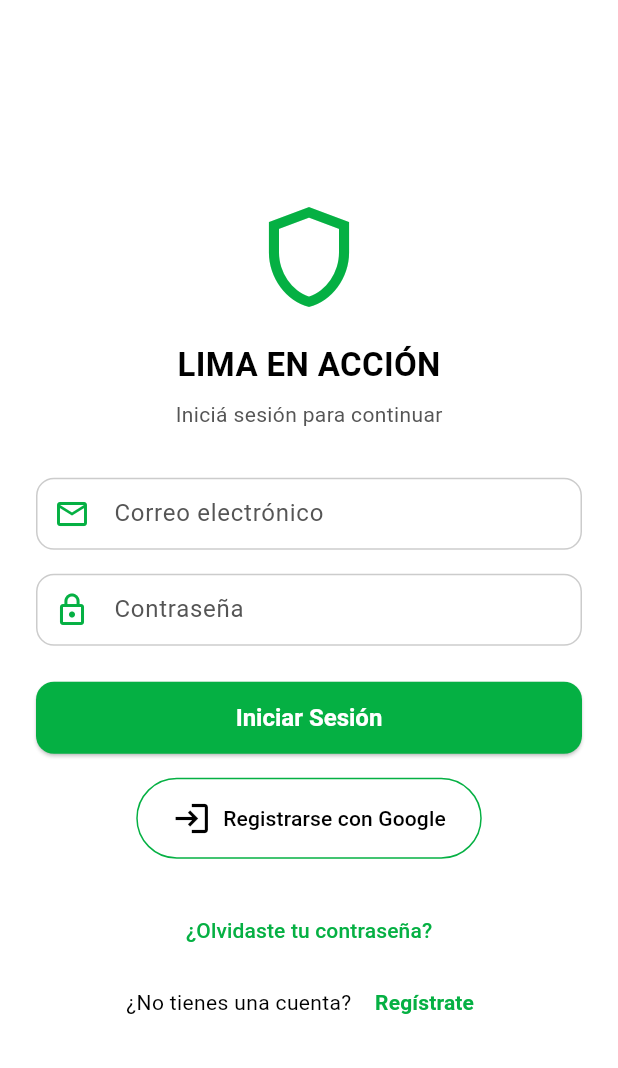
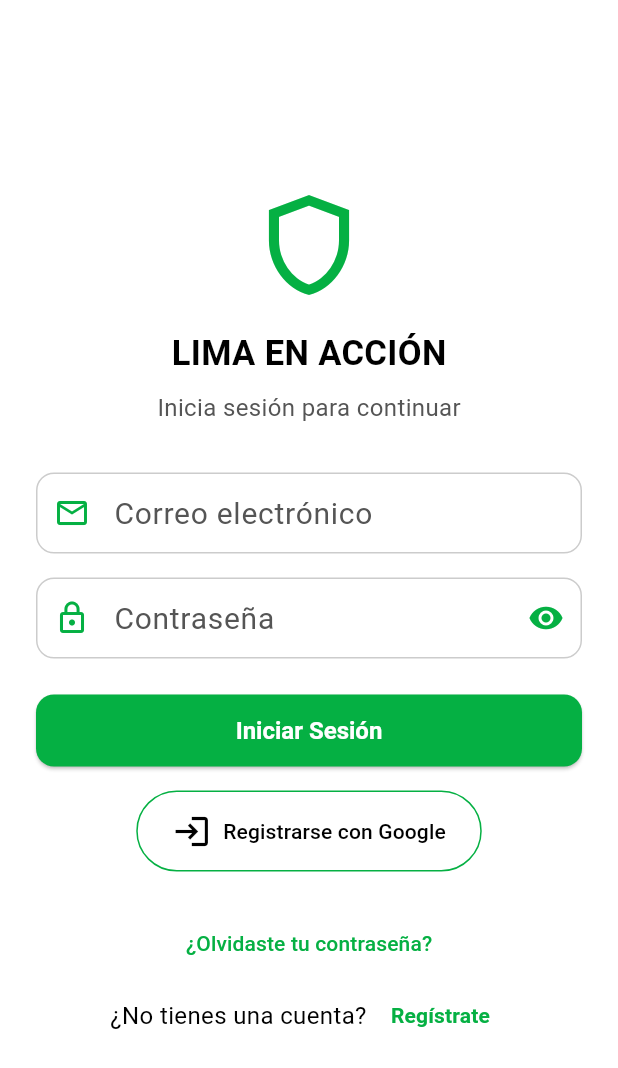
Before and after one commit to Reebotbrei/alertaLima, a Flutter app: the screen it shows after launch, after a tap on "Login", on a phone screen of 412 x 824 dp. Shown: the top 1068 px of the screen. Run offline on Flutter 3.47's test engine with Material 3 defaults, Android fonts, the phone set to English and light mode, and no system bars.

Commit message:
Con fe pasamos

```diff
--- a/lib/app/theme/app_theme.dart
+++ b/lib/app/theme/app_theme.dart
@@ -13,16 +13,16 @@ class AppTheme {
         foregroundColor: AppColors.buttonText,
         elevation: 0,
         titleTextStyle: const TextStyle(
-          fontSize: 20,
+          fontSize: 22,
           fontWeight: FontWeight.bold,
           color: AppColors.buttonText,
         ),
         iconTheme: const IconThemeData(color: AppColors.buttonText),
       ),
       textTheme: const TextTheme(
-        bodyLarge: TextStyle(color: AppColors.text, fontSize: 16),
-        bodyMedium: TextStyle(color: AppColors.muted, fontSize: 14),
-        titleLarge: TextStyle(color: AppColors.text, fontSize: 20, fontWeight: FontWeight.bold),
+        bodyLarge: TextStyle(color: AppColors.text, fontSize: 20),
+        bodyMedium: TextStyle(color: AppColors.muted, fontSize: 16),
+        titleLarge: TextStyle(color: AppColors.text, fontSize: 14, fontWeight: FontWeight.bold),
       ),
       elevatedButtonTheme: ElevatedButtonThemeData(
         style: ElevatedButton.styleFrom(
--- a/lib/app/widgets/app_text_field.dart
+++ b/lib/app/widgets/app_text_field.dart
@@ -5,16 +5,20 @@ class AppTextField extends StatelessWidget {
   final TextEditingController controller;
   final String hintText;
   final IconData? icon;
+  final IconData? iconEye;
   final bool obscureText;
   final TextInputType keyboardType;
+  final VoidCallback? onEyeTab;
 
   const AppTextField({
     super.key,
     required this.controller,
     required this.hintText,
     this.icon,
+    this.iconEye,
     this.obscureText = false,
     this.keyboardType = TextInputType.text,
+    this.onEyeTab,
   });
 
   @override
@@ -26,6 +30,10 @@ class AppTextField extends StatelessWidget {
       decoration: InputDecoration(
         hintText: hintText,
         prefixIcon: icon != null ? Icon(icon, color: AppColors.primary) : null,
+        suffixIcon: iconEye != null
+            ? IconButton(icon: Icon(iconEye, color: AppColors.primary),
+            onPressed: onEyeTab,)
+            : null,
       ),
     );
   }
--- a/lib/features/auth/view/login_screen.dart
+++ b/lib/features/auth/view/login_screen.dart
@@ -15,6 +15,7 @@ class LoginScreen extends StatefulWidget {
 
 class _LoginScreenState extends State<LoginScreen> {
   late AuthViewModel _viewModel;
+  bool _obscurePassword = true;
 
   @override
   void initState() {
@@ -52,14 +53,14 @@ class _LoginScreenState extends State<LoginScreen> {
                         const Text(
                           "LIMA EN ACCIÓN",
                           style: TextStyle(
-                            fontSize: 22,
+                            fontSize: 23,
                             fontWeight: FontWeight.bold,
                             color: AppColors.text,
                           ),
                         ),
                         const SizedBox(height: 8),
                         const Text(
-                          "Iniciá sesión para continuar",
+                          "Inicia sesión para continuar",
                           style: TextStyle(color: AppColors.muted),
                         ),
                         const SizedBox(height: 32),
@@ -77,14 +78,25 @@ class _LoginScreenState extends State<LoginScreen> {
                           controller: vm.passwordController,
                           hintText: "Contraseña",
                           icon: Icons.lock_outline,
-                          obscureText: true,
+                          obscureText: _obscurePassword,
+                          iconEye: _obscurePassword
+                              ? Icons.visibility
+                              : Icons.visibility_off,
+                          onEyeTab: () {
+                            setState(() {
+                              _obscurePassword = !_obscurePassword;
+                            });
+                          },
                         ),
+
                         const SizedBox(height: 24),
 
                         // Botón Iniciar sesión
                         AppButton(
                           label: "Iniciar Sesión",
-                          onPressed: vm.isLoading ? () {} : () => vm.login(context),
+                          onPressed: vm.isLoading
+                              ? () {}
+                              : () => vm.login(context),
                           isDisabled: vm.isLoading,
                         ),
 
@@ -93,7 +105,11 @@ class _LoginScreenState extends State<LoginScreen> {
                         // Botón Google
                         OutlinedButton.icon(
                           onPressed: () {}, // futura autenticación
-                          icon: const Icon(Icons.login, color: AppColors.text, size: 26),
+                          icon: const Icon(
+                            Icons.login,
+                            color: AppColors.text,
+                            size: 26,
+                          ),
                           label: const Text(
                             "Registrarse con Google",
                             style: TextStyle(color: AppColors.text),
@@ -103,7 +119,10 @@ class _LoginScreenState extends State<LoginScreen> {
                               borderRadius: BorderRadius.circular(30),
                             ),
                             side: const BorderSide(color: AppColors.primary),
-                            padding: const EdgeInsets.symmetric(vertical: 14, horizontal: 24),
+                            padding: const EdgeInsets.symmetric(
+                              vertical: 14,
+                              horizontal: 24,
+                            ),
                           ),
                         ),
 
--- a/lib/features/sos/view/sos_screen.dart
+++ b/lib/features/sos/view/sos_screen.dart
@@ -5,7 +5,8 @@ import '../viewmodel/sos_viewmodel.dart';
 import '../model/emergency_contact.dart';
 
 class SosScreen extends StatelessWidget {
-  const SosScreen({super.key});
+  final bool isEnabled;
+  const SosScreen({super.key, this.isEnabled = true});
 
   @override
   Widget build(BuildContext context) {
@@ -22,7 +23,7 @@ class SosScreen extends StatelessWidget {
       ),
       backgroundColor: AppColors.background,
       body: ListView.builder(
-        padding: const EdgeInsets.all(16),
+        padding: const EdgeInsets.all(18),
         itemCount: viewModel.contacts.length,
         itemBuilder: (context, index) {
           final contact = viewModel.contacts[index];
@@ -33,8 +34,8 @@ class SosScreen extends StatelessWidget {
         },
       ),
       bottomNavigationBar: Padding(
-        padding: const EdgeInsets.all(16.0),
-        child: ElevatedButton(
+        padding: const EdgeInsets.all(20.0),
+        child: isEnabled ? ElevatedButton(
           onPressed: () {
             Navigator.pushNamed(context, '/login');
           },
@@ -44,10 +45,10 @@ class SosScreen extends StatelessWidget {
             shape: RoundedRectangleBorder(
               borderRadius: BorderRadius.circular(30),
             ),
-            padding: const EdgeInsets.symmetric(vertical: 14),
+            padding: const EdgeInsets.symmetric(vertical: 18),
           ),
-          child: const Text('Login', style: TextStyle(fontSize: 16)),
-        ),
+          child: const Text('Login', style: TextStyle(fontSize: 21)),
+        ) : null,
       ),
     );
   }
@@ -57,17 +58,13 @@ class EmergencyCard extends StatelessWidget {
   final EmergencyContact contact;
   final VoidCallback onCall;
 
-  const EmergencyCard({
-    super.key,
-    required this.contact,
-    required this.onCall,
-  });
+  const EmergencyCard({super.key, required this.contact, required this.onCall});
 
   @override
   Widget build(BuildContext context) {
     return Card(
       elevation: 3,
-      margin: const EdgeInsets.symmetric(vertical: 8.0),
+      margin: const EdgeInsets.symmetric(vertical: 10.0),
       color: AppColors.background,
       child: ListTile(
         leading: CircleAvatar(
@@ -81,7 +78,7 @@ class EmergencyCard extends StatelessWidget {
         subtitle: Text(
           contact.number,
           style: const TextStyle(
-            fontSize: 22,
+            fontSize: 20,
             fontWeight: FontWeight.bold,
             color: AppColors.text,
           ),
--- a/lib/main.dart
+++ b/lib/main.dart
@@ -1,3 +1,4 @@
+import 'package:alerta_lima/features/chat/view/chat_screen.dart';
 import 'package:alerta_lima/features/dashboard/view/home_screen.dart';
 import 'package:flutter/material.dart';
 import 'package:provider/provider.dart';
@@ -7,7 +8,6 @@ import 'features/auth/view/register_screen.dart';
 import 'features/auth/view/forgot_password_screen.dart';
 import 'features/sos/view/sos_screen.dart';
 import 'features/sos/viewmodel/sos_viewmodel.dart';
-
 
 void main() {
   runApp(const AlertaLimaApp());
@@ -19,23 +19,25 @@ class AlertaLimaApp extends StatelessWidget {
   @override
   Widget build(BuildContext context) {
     return MultiProvider(
-      providers: [
-        ChangeNotifierProvider(create: (_) => SOSViewModel()),
-      ],
-      child:MaterialApp(
+      providers: [ChangeNotifierProvider(create: (_) => SOSViewModel())],
+      child: MaterialApp(
         title: 'Alerta Lima',
         debugShowCheckedModeBanner: false,
         theme: AppTheme.lightTheme,
         initialRoute: '/', // Empieza con SosScreen
         routes: {
-        '/': (context) => const SosScreen(),      // Pantalla inicial
-        '/login': (context) => const LoginScreen(),
-        '/register': (context) => const RegisterScreen(),
-        '/dashboard': (context) => const HomeScreen(),
-        '/forgot': (context) => const ForgotPasswordScreen(),
+          '/': (context) => const SosScreen(), // Pantalla inicial
+          '/login': (context) => const LoginScreen(),
+          '/register': (context) => const RegisterScreen(),
+          '/dashboard': (context) => const HomeScreen(),
+          '/forgot': (context) => const ForgotPasswordScreen(),
+          '/chat': (context) => const ChatScreen(),
+          '/sos': (context) => ChangeNotifierProvider(
+            create: (_) => SOSViewModel(),
+            child: const SosScreen(isEnabled: false),
+          ),
         },
-      )
-
+      ),
     );
   }
 }
```
Also changed, not shown: lib/features/chat/view/chat_screen.dart (+20 -0 lines), lib/features/dashboard/view/home_screen.dart (+17 -5 lines), 1 other file.
